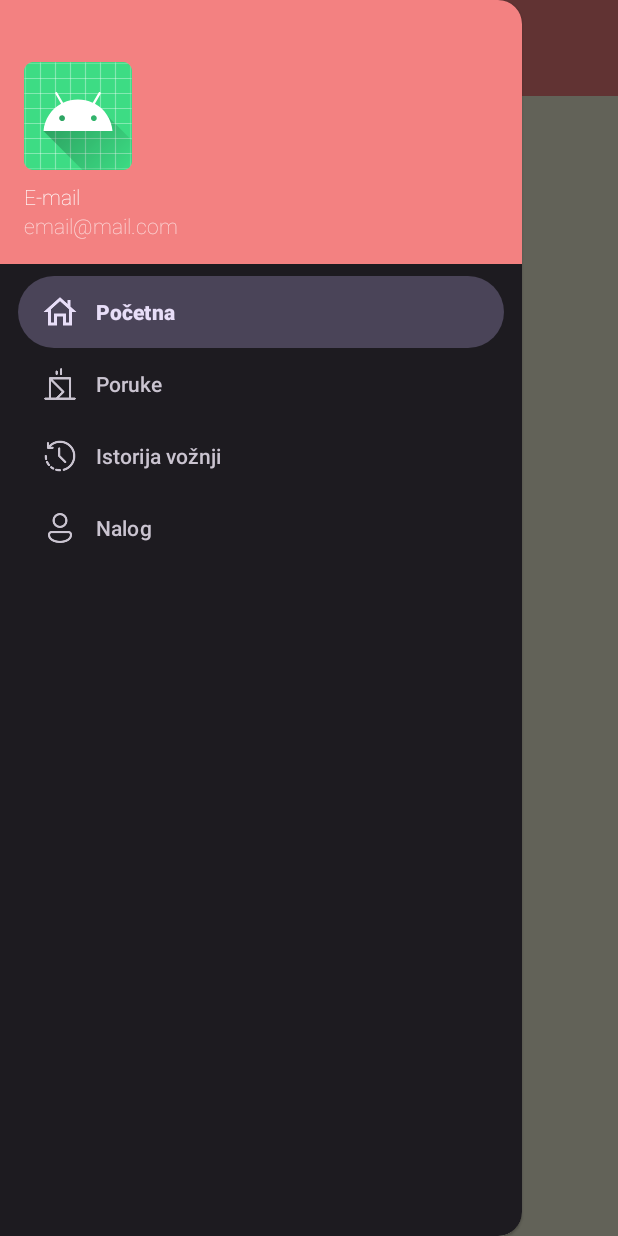
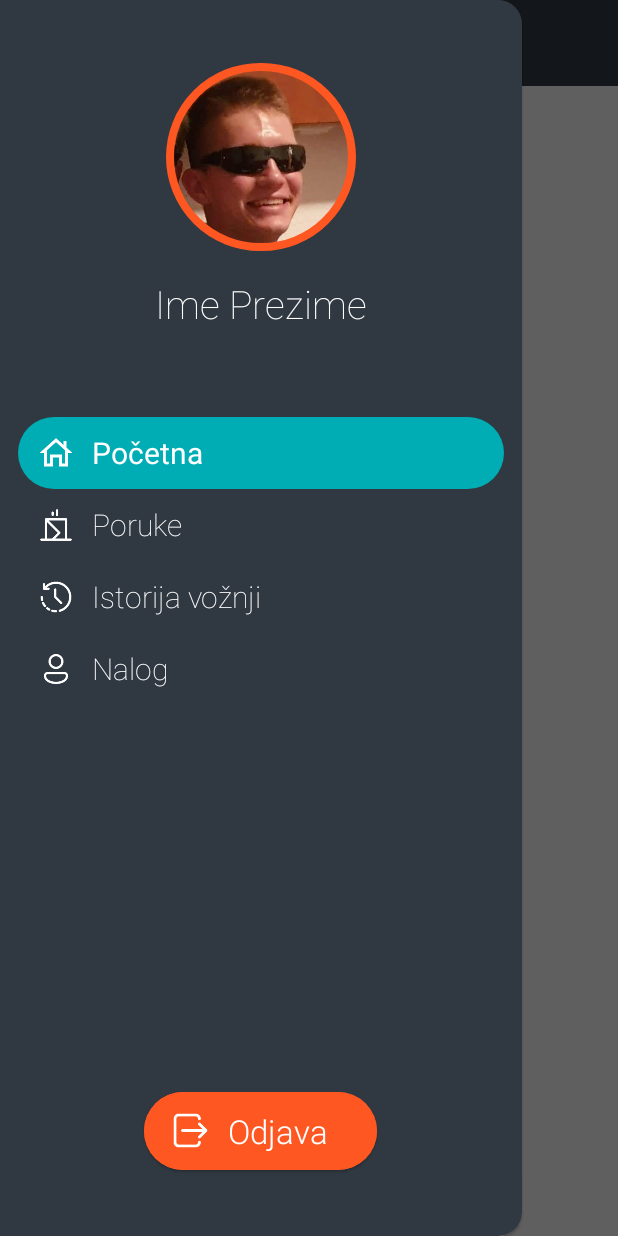
Before and after one commit to newkristian/uber-like-kmp, an Android app: the PassengerMainActivity screen opened directly, with no data from a screen before it, with the side drawer open, on a phone screen of 412 x 824 dp. Run offline under Robolectric (Android 15) with nearby library versions, the phone set to English and light mode, and no system bars; our stand-ins replace navigation-ui.

Commit message:
Redesigned passenger navbar

```diff
--- a/Mobilna aplikacija/app/src/main/java/com/example/uberapp_tim9/main_page/PassengerMainActivity.java
+++ b/Mobilna aplikacija/app/src/main/java/com/example/uberapp_tim9/main_page/PassengerMainActivity.java
@@ -2,8 +2,10 @@ package com.example.uberapp_tim9.main_page;
 
 import android.os.Bundle;
 import android.view.Menu;
+import android.widget.Toast;
 
 import androidx.appcompat.app.AppCompatActivity;
+import androidx.appcompat.widget.SwitchCompat;
 import androidx.drawerlayout.widget.DrawerLayout;
 import androidx.navigation.NavController;
 import androidx.navigation.Navigation;
@@ -11,38 +13,31 @@ import androidx.navigation.ui.AppBarConfiguration;
 import androidx.navigation.ui.NavigationUI;
 
 import com.example.uberapp_tim9.R;
-import com.example.uberapp_tim9.databinding.ActivityPassengerMainBinding;
 import com.google.android.material.navigation.NavigationView;
 
 public class PassengerMainActivity extends AppCompatActivity {
 
     private AppBarConfiguration mAppBarConfiguration;
-    private ActivityPassengerMainBinding binding;
+    //private ActivityPassengerMainBinding binding;
 
     @Override
     protected void onCreate(Bundle savedInstanceState) {
         super.onCreate(savedInstanceState);
+        setContentView(R.layout.activity_passenger_main);
+        setSupportActionBar(findViewById(R.id.passenger_toolbar));
+        getSupportActionBar().setDisplayShowTitleEnabled(false);
 
-        binding = ActivityPassengerMainBinding.inflate(getLayoutInflater());
-        setContentView(binding.getRoot());
+        DrawerLayout drawerLayout = findViewById(R.id.passenger_drawer_layout);
+        NavigationView navigationView = findViewById(R.id.passenger_nav_view);
 
-        setSupportActionBar(binding.appBarPassengerMain.passengerToolbar);
-        DrawerLayout drawer = binding.passengerDrawerLayout;
-
-        NavigationView navigationView = binding.passengerNavView;
         mAppBarConfiguration = new AppBarConfiguration.Builder(
                 R.id.passenger_nav_home, R.id.passenger_nav_account, R.id.passenger_nav_inbox, R.id.passenger_nav_ride_history)
-                .setOpenableLayout(drawer)
+                .setOpenableLayout(drawerLayout)
                 .build();
         NavController navController = Navigation.findNavController(this, R.id.nav_host_fragment_content_passenger_main);
         NavigationUI.setupActionBarWithNavController(this, navController, mAppBarConfiguration);
         NavigationUI.setupWithNavController(navigationView, navController);
-    }
-
-    @Override
-    public boolean onCreateOptionsMenu(Menu menu) {
-        getMenuInflater().inflate(R.menu.passenger_main, menu);
-        return true;
+        getSupportActionBar().setDisplayHomeAsUpEnabled(true);
     }
 
     @Override
--- a/Mobilna aplikacija/app/src/main/res/layout/activity_passenger_main.xml
+++ b/Mobilna aplikacija/app/src/main/res/layout/activity_passenger_main.xml
@@ -5,11 +5,11 @@
     android:id="@+id/passenger_drawer_layout"
     android:layout_width="match_parent"
     android:layout_height="match_parent"
+    android:background="@color/light_grey"
     android:fitsSystemWindows="true"
     tools:openDrawer="start">
 
     <include
-        android:id="@+id/app_bar_passenger_main"
         layout="@layout/app_bar_passenger_main"
         android:layout_width="match_parent"
         android:layout_height="match_parent" />
@@ -19,8 +19,37 @@
         android:layout_width="wrap_content"
         android:layout_height="match_parent"
         android:layout_gravity="start"
+        android:background="@color/dark_grey"
         android:fitsSystemWindows="false"
+        app:itemHorizontalPadding="25dp"
+        app:itemIconTint="@color/white"
+        app:itemShapeFillColor="@color/selected_nav_item"
+        app:itemTextAppearance="@style/menu_text_style"
+        app:itemTextColor="@color/white"
         app:headerLayout="@layout/nav_header_passenger_main"
-        app:menu="@menu/activity_passenger_main_drawer"
-        app:theme="@style/ThemeOverlay.AppCompat.navTheme" />
+        app:menu="@menu/activity_passenger_main_drawer">
+    <Button
+        android:id="@+id/passengerLogoutButton"
+        style="@style/Widget.Material3.Button.ElevatedButton.Icon"
+        android:layout_width="155dp"
+        android:layout_height="60dp"
+        android:layout_gravity="bottom|center_horizontal"
+        android:layout_marginBottom="40dp"
+        android:backgroundTint="@color/bright_orange"
+        android:fontFamily="sans-serif-light"
+        android:text="@string/logout"
+        android:textAppearance="@style/TextAppearance.AppCompat.Body1"
+        android:textColor="@android:color/white"
+        android:textSize="22dp"
+        app:icon="@drawable/ic_logout"
+        app:iconPadding="0dp"
+        app:iconSize="30dp"
+        app:iconTint="@android:color/white"
+        app:layout_constraintBottom_toBottomOf="parent"
+        app:layout_constraintEnd_toEndOf="parent"
+        app:layout_constraintHorizontal_bias="0.5"
+        app:layout_constraintStart_toStartOf="parent"
+        app:layout_constraintTop_toTopOf="parent"
+        app:layout_constraintVertical_bias="0.652" />
+    </com.google.android.material.navigation.NavigationView>
 </androidx.drawerlayout.widget.DrawerLayout>
--- a/Mobilna aplikacija/app/src/main/res/layout/app_bar_passenger_main.xml
+++ b/Mobilna aplikacija/app/src/main/res/layout/app_bar_passenger_main.xml
@@ -4,19 +4,41 @@
     xmlns:tools="http://schemas.android.com/tools"
     android:layout_width="match_parent"
     android:layout_height="match_parent"
+    android:background="@color/dark_grey"
+    android:fitsSystemWindows="true"
     tools:context=".main_page.PassengerMainActivity">
 
     <com.google.android.material.appbar.AppBarLayout
+        android:id="@+id/passengerAppBarLayout"
         android:layout_width="match_parent"
-        android:layout_height="wrap_content"
+        android:layout_height="57dp"
+        android:layout_gravity="center_horizontal"
+        android:background="@color/dark_grey"
+        android:fitsSystemWindows="false"
+        android:gravity="center_vertical"
         android:theme="@style/Theme.UberApp_Tim9.AppBarOverlay">
 
-        <androidx.appcompat.widget.Toolbar
+        <com.google.android.material.appbar.MaterialToolbar
             android:id="@+id/passenger_toolbar"
             android:layout_width="match_parent"
-            android:layout_height="?attr/actionBarSize"
-            android:background="@color/light_wine"
-            app:popupTheme="@style/Theme.UberApp_Tim9.PopupOverlay" />
+            android:layout_height="45dp"
+            android:layout_gravity="center"
+            android:background="@color/dark_grey"
+            android:minHeight="?attr/actionBarSize"
+            android:theme="?attr/actionBarTheme"
+            app:logoAdjustViewBounds="true"
+            app:logoScaleType="fitCenter"
+            app:navigationIconTint="@color/white">
+
+            <ImageView
+                android:id="@+id/passengerNavBarLogo"
+                android:layout_width="wrap_content"
+                android:layout_height="wrap_content"
+                android:layout_gravity="center"
+                android:adjustViewBounds="true"
+                app:srcCompat="@drawable/ic_logo" />
+
+        </com.google.android.material.appbar.MaterialToolbar>
 
     </com.google.android.material.appbar.AppBarLayout>
 
--- a/Mobilna aplikacija/app/src/main/res/layout/content_passenger_main.xml
+++ b/Mobilna aplikacija/app/src/main/res/layout/content_passenger_main.xml
@@ -4,17 +4,20 @@
     xmlns:tools="http://schemas.android.com/tools"
     android:layout_width="match_parent"
     android:layout_height="match_parent"
+    android:background="@color/light_grey"
+    android:fitsSystemWindows="false"
     app:layout_behavior="@string/appbar_scrolling_view_behavior"
     tools:showIn="@layout/app_bar_passenger_main">
 
     <fragment
         android:id="@+id/nav_host_fragment_content_passenger_main"
         android:name="androidx.navigation.fragment.NavHostFragment"
-        android:layout_width="match_parent"
+        android:layout_width="0dp"
         android:layout_height="match_parent"
         app:defaultNavHost="true"
-        app:layout_constraintLeft_toLeftOf="parent"
-        app:layout_constraintRight_toRightOf="parent"
+        app:layout_constraintEnd_toEndOf="parent"
+        app:layout_constraintHorizontal_bias="0.5"
+        app:layout_constraintStart_toStartOf="parent"
         app:layout_constraintTop_toTopOf="parent"
         app:navGraph="@navigation/passenger_navigation" />
 </androidx.constraintlayout.widget.ConstraintLayout>
--- a/Mobilna aplikacija/app/src/main/res/layout/fragment_passenger_account.xml
+++ b/Mobilna aplikacija/app/src/main/res/layout/fragment_passenger_account.xml
@@ -4,7 +4,7 @@
     xmlns:tools="http://schemas.android.com/tools"
     android:layout_width="match_parent"
     android:layout_height="match_parent"
-    android:background="@color/beige"
+    android:background="@color/light_grey"
     tools:context=".PassengerAccountFragment">
 
     <LinearLayout
--- a/Mobilna aplikacija/app/src/main/res/layout/fragment_passenger_inbox.xml
+++ b/Mobilna aplikacija/app/src/main/res/layout/fragment_passenger_inbox.xml
@@ -6,7 +6,7 @@
     android:id="@+id/scrollview"
     android:layout_width="match_parent"
     android:layout_height="match_parent"
-    android:background="@color/beige"
+    android:background="@color/light_grey"
     android:clipToPadding="false"
     tools:context=".PassengerInboxFragment">
 
--- a/Mobilna aplikacija/app/src/main/res/layout/fragment_passenger_main.xml
+++ b/Mobilna aplikacija/app/src/main/res/layout/fragment_passenger_main.xml
@@ -3,7 +3,7 @@
     xmlns:tools="http://schemas.android.com/tools"
     android:layout_width="match_parent"
     android:layout_height="match_parent"
-    android:background="@color/beige"
+    android:background="@color/light_grey"
     tools:context=".PassengerMainFragment">
 
 </FrameLayout>
--- a/Mobilna aplikacija/app/src/main/res/layout/fragment_passenger_ride_history.xml
+++ b/Mobilna aplikacija/app/src/main/res/layout/fragment_passenger_ride_history.xml
@@ -3,7 +3,7 @@
     xmlns:tools="http://schemas.android.com/tools"
     android:layout_width="match_parent"
     android:layout_height="match_parent"
-    android:background="@color/beige"
+    android:background="@color/light_grey"
     tools:context=".PassengerRideHistoryFragment">
 
     <!-- TODO: Update blank fragment layout -->
--- a/Mobilna aplikacija/app/src/main/res/layout/nav_header_passenger_main.xml
+++ b/Mobilna aplikacija/app/src/main/res/layout/nav_header_passenger_main.xml
@@ -1,35 +1,43 @@
 <?xml version="1.0" encoding="utf-8"?>
-<LinearLayout xmlns:android="http://schemas.android.com/apk/res/android"
+<androidx.constraintlayout.widget.ConstraintLayout xmlns:android="http://schemas.android.com/apk/res/android"
     xmlns:app="http://schemas.android.com/apk/res-auto"
+    xmlns:tools="http://schemas.android.com/tools"
     android:layout_width="match_parent"
-    android:layout_height="@dimen/nav_header_height"
-    android:background="@color/light_wine"
-    android:gravity="bottom"
-    android:orientation="vertical"
-    android:paddingLeft="@dimen/activity_horizontal_margin"
-    android:paddingTop="@dimen/activity_vertical_margin"
-    android:paddingRight="@dimen/activity_horizontal_margin"
-    android:paddingBottom="@dimen/activity_vertical_margin"
-    android:theme="@style/ThemeOverlay.AppCompat.Dark">
+    android:layout_height="match_parent"
+    android:background="@color/dark_grey">
 
-    <ImageView
-        android:id="@+id/passenger_imageView"
+    <com.google.android.material.imageview.ShapeableImageView
+        android:id="@+id/passenger_profile_picture"
+        android:layout_width="141dp"
+        android:layout_height="140dp"
+        android:adjustViewBounds="true"
+        android:cropToPadding="false"
+        android:padding="10dp"
+        android:scaleType="fitXY"
+        app:layout_constraintBottom_toBottomOf="parent"
+        app:layout_constraintEnd_toEndOf="parent"
+        app:layout_constraintStart_toStartOf="parent"
+        app:layout_constraintTop_toTopOf="parent"
+        app:layout_constraintVertical_bias="0.265"
+        app:shapeAppearanceOverlay="@style/roundedImageViewRounded"
+        app:srcCompat="@drawable/ic_branislav"
+        app:strokeColor="@color/bright_orange"
+        app:strokeWidth="5dp" />
+
+    <TextView
+        android:id="@+id/passenger_name_surname"
         android:layout_width="wrap_content"
         android:layout_height="wrap_content"
-        android:contentDescription="@string/nav_header_desc"
-        android:paddingTop="@dimen/nav_header_vertical_spacing"
-        app:srcCompat="@mipmap/ic_launcher_round" />
-
-    <TextView
-        android:layout_width="match_parent"
-        android:layout_height="wrap_content"
-        android:paddingTop="@dimen/nav_header_vertical_spacing"
-        android:text="@string/email_placeholder"
-        android:textAppearance="@style/TextAppearance.AppCompat.Body1" />
-
-    <TextView
-        android:id="@+id/passenger_login_label"
-        android:layout_width="wrap_content"
-        android:layout_height="wrap_content"
-        android:text="@string/nav_header_subtitle" />
-</LinearLayout>
+        android:layout_marginTop="10dp"
+        android:layout_marginBottom="50dp"
+        android:fontFamily="sans-serif-thin"
+        android:text="Ime Prezime"
+        android:textColor="@android:color/white"
+        android:textSize="26sp"
+        app:layout_constraintBottom_toBottomOf="parent"
+        app:layout_constraintEnd_toEndOf="parent"
+        app:layout_constraintHorizontal_bias="0.501"
+        app:layout_constraintStart_toStartOf="parent"
+        app:layout_constraintTop_toBottomOf="@+id/passenger_profile_picture"
+        app:layout_constraintVertical_bias="0.0" />
+</androidx.constraintlayout.widget.ConstraintLayout>
```
